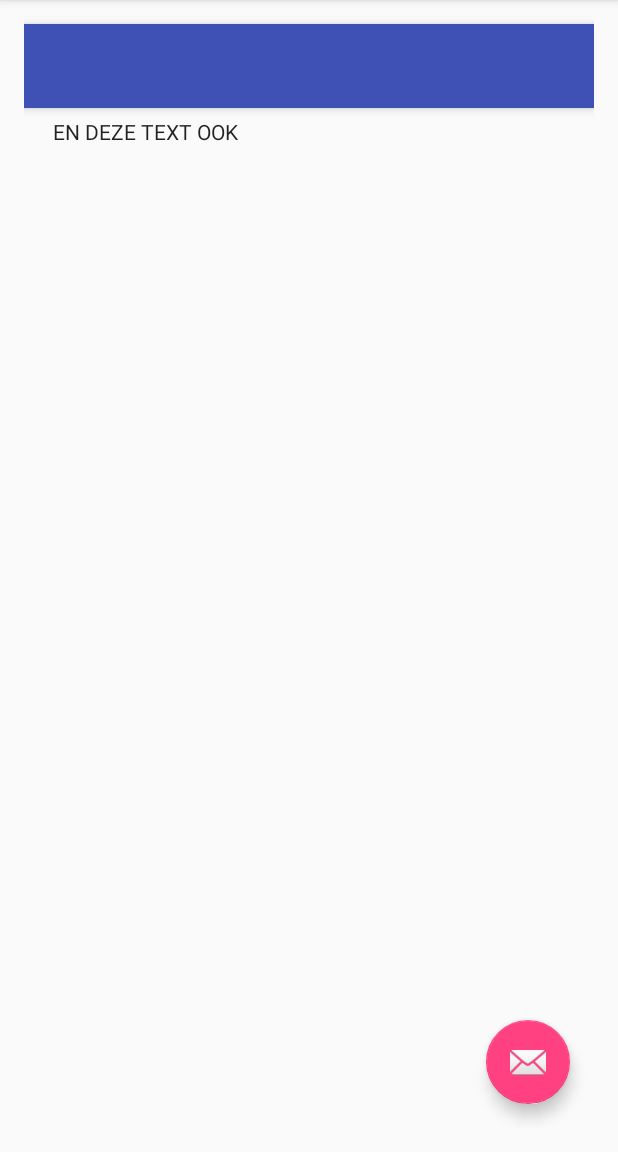
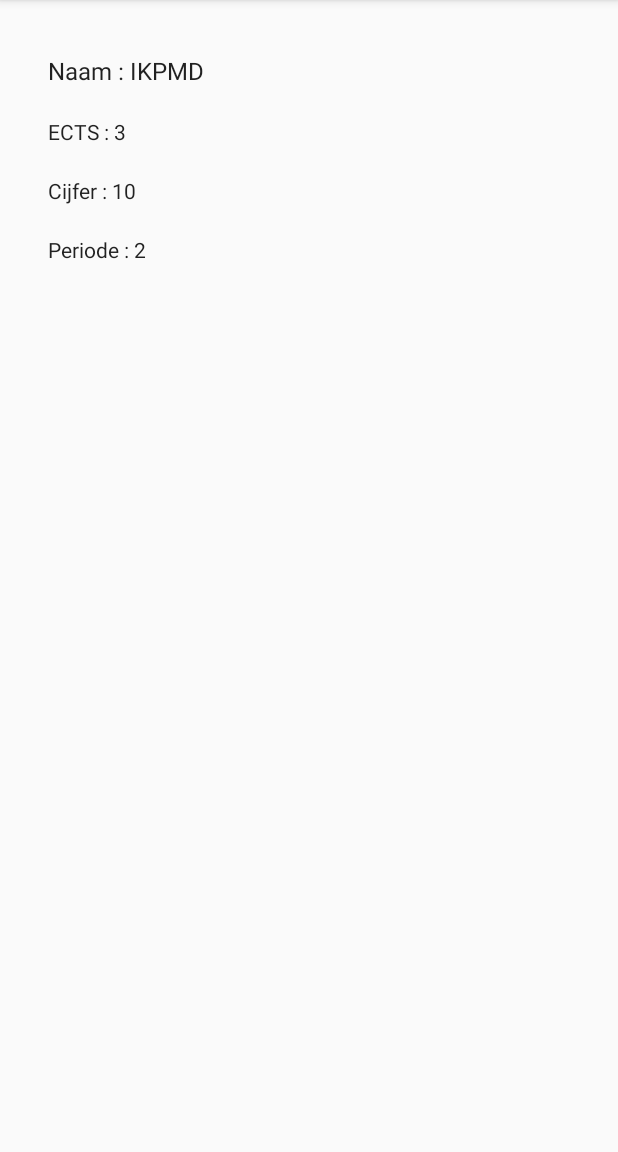
Before and after one commit to jordigraffner/barometer, an Android app: the InvoerActivity screen opened directly, with no data from a screen before it, on a phone screen of 412 x 824 dp, the part 84-1236 px from its top. Run offline under Robolectric (Android 15) with nearby library versions, the phone set to English and light mode, and no system bars.

Commit message:
Summary invoerscherm

```diff
--- a/app/src/main/java/graffner/jordi/barometer/LoginActivity.java
+++ b/app/src/main/java/graffner/jordi/barometer/LoginActivity.java
@@ -9,6 +9,8 @@ import android.util.Log;
 import android.view.View;
 import android.widget.Button;
 import android.widget.EditText;
+
+import javax.security.auth.login.LoginException;
 
 import graffner.jordi.barometer.database.DatabaseHelper;
 import graffner.jordi.barometer.database.DatabaseInfo;
@@ -26,6 +28,11 @@ public class LoginActivity extends AppCompatActivity {
         rs.moveToFirst();
         String name = (String) rs.getString(rs.getColumnIndex("name"));
         Log.d("Dit is output ", "dit " + name);
-
+        final Button btnInvoer = (Button) findViewById(R.id.btnInvoer);
+        btnInvoer.setOnClickListener(new View.OnClickListener() {
+            public void onClick(View v) {
+                startActivity(new Intent(LoginActivity.this, InvoerActivity.class));
+            }
+        });
     }
 }
--- a/app/src/main/java/graffner/jordi/barometer/adapter/InvoerAdapter.java
+++ b/app/src/main/java/graffner/jordi/barometer/adapter/InvoerAdapter.java
@@ -30,20 +30,26 @@ public View getView(int position, View convertView, ViewGroup parent) {
         LayoutInflater li = LayoutInflater.from(getContext());
         convertView = li.inflate(R.layout.view_content_row, parent, false);
         vh.name = (TextView) convertView.findViewById(R.id.subject_name);
-        vh.code = (TextView) convertView.findViewById(R.id.subject_code);
+        vh.ects = (TextView) convertView.findViewById(R.id.subject_ects);
+                vh.grade = (TextView) convertView.findViewById(R.id.subject_grade);
+                vh.period = (TextView) convertView.findViewById(R.id.subject_period);
         convertView.setTag(vh);
         } else {
         vh = (ViewHolder) convertView.getTag();
         }
         CourseModel cm = getItem(position);
-        vh.name.setText(cm.name);
-        vh.name.setText(cm.ects);
+        vh.name.setText("Naam : "+ cm.name);
+        vh.ects.setText("ECTS : " +cm.ects);
+        vh.grade.setText("Cijfer : " +  cm.grade);
+        vh.period.setText("Periode : " + cm.period);
         return convertView;
         }
 
 private static class ViewHolder {
     TextView name;
-    TextView code;
+    TextView ects;
+        TextView grade;
+        TextView period;
 
 }
 }
--- a/app/src/main/res/layout/activity_invoer.xml
+++ b/app/src/main/res/layout/activity_invoer.xml
@@ -7,31 +7,11 @@
     android:paddingBottom="@dimen/activity_vertical_margin"
     tools:context="graffner.jordi.barometer.InvoerActivity">
 
-    <android.support.design.widget.CoordinatorLayout
-        xmlns:android="http://schemas.android.com/apk/res/android"
-        xmlns:app="http://schemas.android.com/apk/res-auto"
-        xmlns:tools="http://schemas.android.com/tools" android:layout_width="match_parent"
-        android:layout_height="match_parent" android:fitsSystemWindows="true"
-        tools:context="graffner.jordi.barometer.InvoerActivity">
-
-        <android.support.design.widget.AppBarLayout android:layout_height="wrap_content"
-            android:layout_width="match_parent" android:theme="@style/AppTheme.AppBarOverlay">
-
-            <android.support.v7.widget.Toolbar android:id="@+id/toolbar"
-                android:layout_width="match_parent" android:layout_height="?attr/actionBarSize"
-                android:background="?attr/colorPrimary" app:popupTheme="@style/AppTheme.PopupOverlay" />
-
-        </android.support.design.widget.AppBarLayout>
-
-        <android.support.design.widget.FloatingActionButton android:id="@+id/fab"
-            android:layout_width="wrap_content" android:layout_height="wrap_content"
-            android:layout_gravity="bottom|end" android:layout_margin="@dimen/fab_margin"
-            android:src="@android:drawable/ic_dialog_email" />
-
-        <ListView
-            android:id="@+id/my_list_view"
-            android:layout_width="wrap_content"
-            android:layout_height="wrap_content"/>
-
-    </android.support.design.widget.CoordinatorLayout>
+    <ListView
+        android:id="@+id/my_list_view"
+        android:layout_width="wrap_content"
+        android:layout_height="wrap_content"
+        android:layout_alignParentLeft="true"
+        android:layout_alignParentStart="true"
+        android:layout_alignParentTop="true" />
 </RelativeLayout>
--- a/app/src/main/res/layout/activity_login.xml
+++ b/app/src/main/res/layout/activity_login.xml
@@ -7,4 +7,12 @@
     android:paddingBottom="@dimen/activity_vertical_margin"
     tools:context="graffner.jordi.barometer.LoginActivity">
 
+    <Button
+        android:layout_width="wrap_content"
+        android:layout_height="wrap_content"
+        android:text="Invoer"
+        android:id="@+id/btnInvoer"
+        android:layout_alignParentTop="true"
+        android:layout_centerHorizontal="true"
+        android:layout_marginTop="66dp" />
 </RelativeLayout>
--- a/app/src/main/res/layout/view_content_row.xml
+++ b/app/src/main/res/layout/view_content_row.xml
@@ -17,7 +17,7 @@
         />
 
     <TextView
-        android:id="@+id/subject_code"
+        android:id="@+id/subject_ects"
         android:layout_width="wrap_content"
         android:layout_height="wrap_content"
         android:paddingLeft="16dp"
@@ -27,4 +27,24 @@
         android:textAppearance="@style/TextAppearance.AppCompat.Body1"
         />
 
+    <TextView
+        android:id="@+id/subject_grade"
+        android:layout_width="wrap_content"
+        android:layout_height="wrap_content"
+        android:paddingLeft="16dp"
+        android:paddingRight="16dp"
+        android:paddingTop="20dp"
+        android:text=" EN DEZE TEXT OOK "
+        android:textAppearance="@style/TextAppearance.AppCompat.Body1" />
+
+    <TextView
+        android:id="@+id/subject_period"
+        android:layout_width="wrap_content"
+        android:layout_height="wrap_content"
+        android:paddingLeft="16dp"
+        android:paddingRight="16dp"
+        android:paddingTop="20dp"
+        android:text=" EN DEZE TEXT OOK "
+        android:textAppearance="@style/TextAppearance.AppCompat.Body1" />
+
 </LinearLayout>
```
Also changed, not shown: 1 other file.
